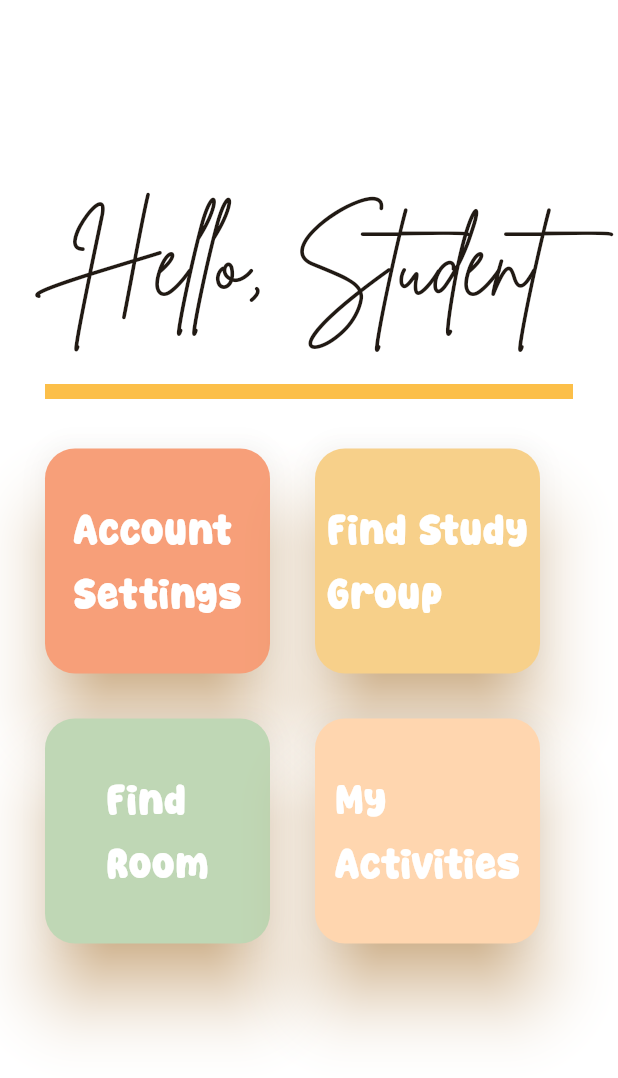
After one commit to youpeevedbro/study-buddy-app, a Flutter app: the Dashboard screen opened directly, on a phone screen of 412 x 824 dp. The commit adds this screen. Shown: the top 1078 px of the screen. Run offline on Flutter 3.47's test engine with Material 3 defaults, Android fonts, the phone set to English and light mode, and no system bars.

Commit message:
created a folder hierarchy: pages, fonts and components. I added to the project: the dashboard page I worked on, the font files I used, and the reusable square widget I created.

```diff
--- /dev/null
+++ b/lib/components/square_button.dart
@@ -0,0 +1,39 @@
+import 'package:flutter/material.dart';
+
+class SquareButton extends StatelessWidget {
+  final String text;
+  final VoidCallback onPressed;
+  final Color? backgroundColor;
+
+  const SquareButton({
+    super.key,
+    required this.text,
+    required this.onPressed,
+    required this.backgroundColor,
+  });
+
+  @override
+  Widget build(BuildContext context) {
+    return SizedBox(
+      width: 150,
+      height: 150,
+      child: ElevatedButton(
+        onPressed: () {
+          print("Square button pressed!");
+        },
+        style: ElevatedButton.styleFrom(
+          shape: RoundedRectangleBorder(
+            borderRadius: BorderRadius.circular(20.0), // removes roundness
+          ),
+          padding: EdgeInsets.all(2), // controls the size
+          maximumSize: const Size(150, 150), // fixed square size
+          backgroundColor: backgroundColor,
+          foregroundColor: Colors.white, // text/icon color
+          elevation: 20,
+          shadowColor: Colors.orangeAccent,
+        ),
+        child: Text(text, textAlign: TextAlign.left, style: const TextStyle(fontFamily: "SuperLobster", fontSize: 30),),
+      ),
+    );
+  }
+}
--- a/lib/main.dart
+++ b/lib/main.dart
@@ -1,5 +1,6 @@
 import 'package:flutter/material.dart';
 import 'pages/forgotpassword.dart';
+import 'pages/dashboard.dart';
 
 void main() {
   WidgetsFlutterBinding.ensureInitialized();
--- /dev/null
+++ b/lib/pages/dashboard.dart
@@ -0,0 +1,81 @@
+import 'package:study_buddy/components/square_button.dart';
+import 'package:flutter/material.dart';
+
+class Dashboard extends StatefulWidget {
+  const Dashboard({super.key});
+
+  @override
+  State<Dashboard> createState() => _DashboardState();
+}
+
+class _DashboardState extends State<Dashboard> {
+  @override
+  Widget build(BuildContext context) {
+    return Scaffold(
+      backgroundColor: Colors.white,
+      body: Container(
+        margin: EdgeInsets.only(top: 100.0),
+        child: Padding(
+          padding: const EdgeInsets.all(30.0),
+          child: Column(
+            children: [
+              Text(
+                "Hello, Student",
+                style: TextStyle(fontFamily: "BrittanySignature", fontSize: 65),
+              ),
+              SizedBox(height: 30),
+              Divider(
+                thickness: 10,
+                indent: 0,
+                endIndent: 0,
+                color: Color(0xFFfcbf49),
+              ),
+              SizedBox(height: 30),
+              // top row
+              Row(
+                children: [
+                  SquareButton(
+                    text: "Account\nSettings",
+                    onPressed: () {
+                      print("OK pressed!");
+                    },
+                    backgroundColor: Color(0xFFf79f79),
+                  ),
+                  SizedBox(width: 30),
+                  SquareButton(
+                    text: "Find Study\nGroup",
+                    onPressed: () {
+                      print("OK pressed!");
+                    },
+                    backgroundColor: Color(0xFFf7d08a),
+                  ),
+                ],
+              ),
+              SizedBox(height: 30),
+              // bottom row
+              Row(
+                children: [
+                  SquareButton(
+                    text: "Find\nRoom",
+                    onPressed: () {
+                      print("OK pressed!");
+                    },
+                    backgroundColor: Color(0xFFbfd7b5),
+                  ),
+                  SizedBox(width: 30),
+                  SquareButton(
+                    text: "My\nActivities",
+                    onPressed: () {
+                      print("OK pressed!");
+                    },
+                    backgroundColor: Color(0xFFffd6af),
+                  ),
+                ],
+              ),
+            ],
+          ),
+        ),
+      ),
+    );
+  }
+}
--- a/pubspec.yaml
+++ b/pubspec.yaml
@@ -60,6 +60,9 @@ flutter:
     - family: BrittanySignature
       fonts:
         - asset: assets/fonts/BrittanySignature.ttf
+    - family: SuperLobster
+      fonts:
+        - asset: fonts/MyFont-SuperLobster.ttf
 
   # To add assets to your application, add an assets section, like this:
   # assets:
```
Also changed, not shown: fonts/MyFont-BrittanySignature.ttf (added), fonts/MyFont-SuperLobster.ttf (added).
